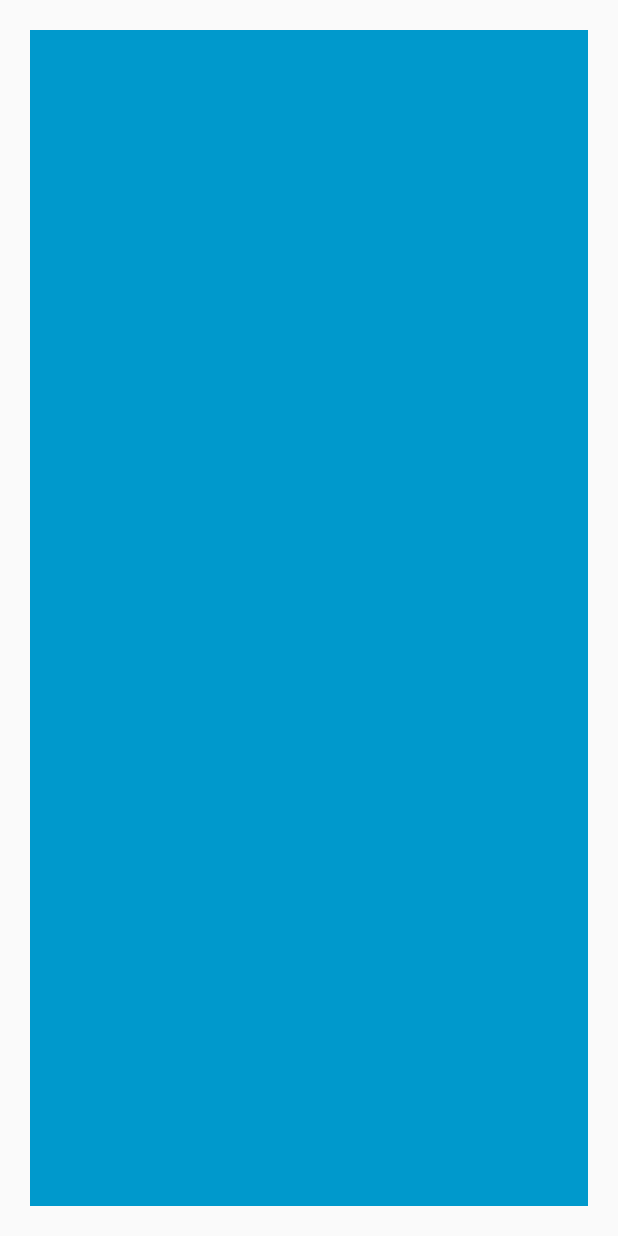
After one commit to JonasKoppen/ResistorCalculator, an Android app: the layout resistor_calc_list.xml on its own in the app's theme, with its tools: preview values and no code run, on a phone screen of 412 x 824 dp. The commit adds this screen. Run offline under Robolectric (Android 15) with nearby library versions, the phone set to English and light mode, and no system bars.

Commit message:
Added colors for the selector for the resistor calculator

```diff
--- /dev/null
+++ b/app/src/main/res/layout/resistor_calc_list.xml
@@ -0,0 +1,15 @@
+<?xml version="1.0" encoding="utf-8"?>
+<LinearLayout
+    xmlns:android="http://schemas.android.com/apk/res/android"
+    android:layout_width="match_parent"
+    android:layout_height="match_parent"
+    android:padding="20dp">
+
+    <Button
+        android:layout_width="match_parent"
+        android:layout_height="match_parent"
+        android:background="@android:color/holo_blue_dark"
+        android:id="@+id/btn"
+       />
+
+</LinearLayout>
```
Also changed, not shown: app/src/main/java/ap/appoty/viktorsegers/jonaskoppen/resistorcalculator/ResistorCalc.java (+23 -0 lines), app/src/main/java/ap/appoty/viktorsegers/jonaskoppen/resistorcalculator/ResistorCalcBtnValue.java (added, +17 -0 lines), app/src/main/res/layout/activity_resistor_calc.xml (+58 -2 lines), app/src/main/res/values/colors.xml (+15 -0 lines).
